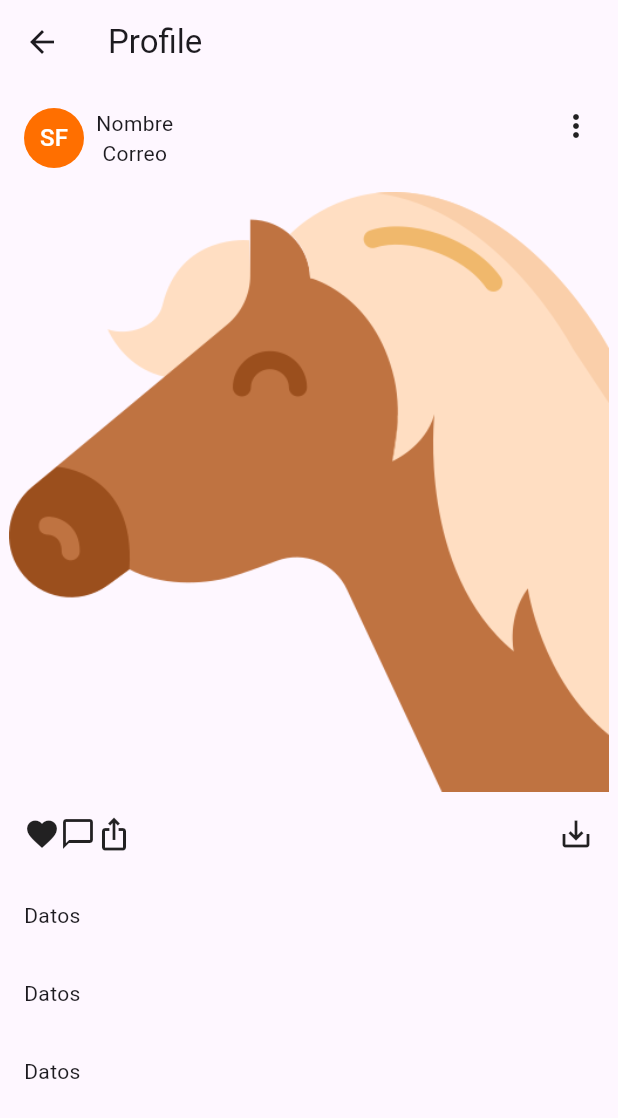
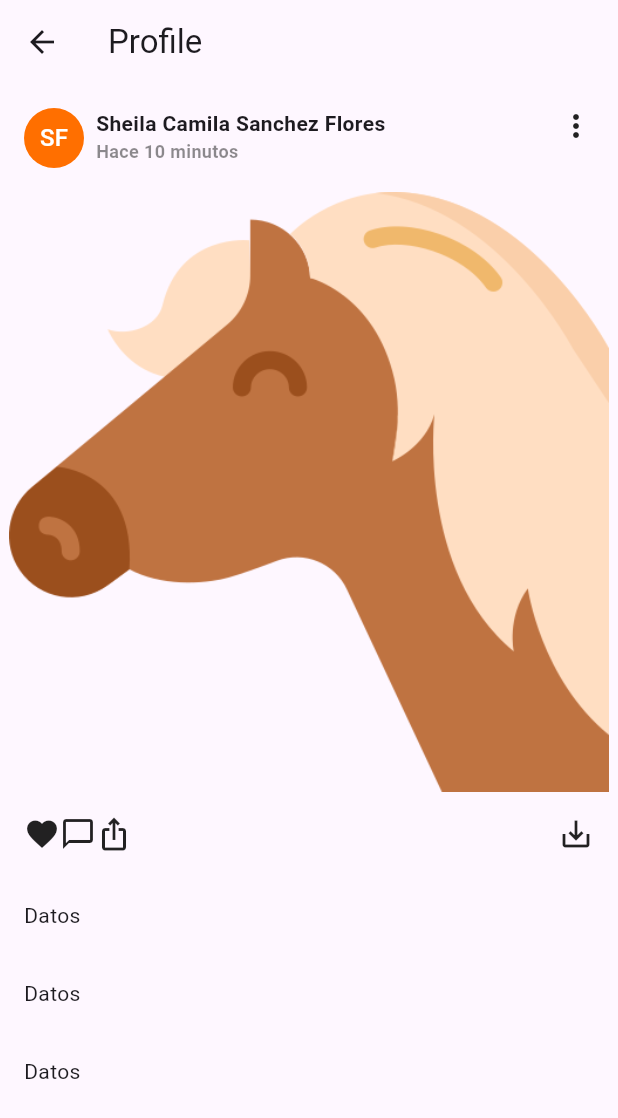
Before and after one commit to Sheila189/learning, a Flutter app: the Profile screen opened by its route, on a phone screen of 412 x 824 dp. Shown: the top 1118 px of the screen. Run offline on Flutter 3.47's test engine with Material 3 defaults, Android fonts, the phone set to English and light mode, and no system bars.

Commit message:
Actualizacion de perfil

```diff
--- a/lib/navegation/profile.dart
+++ b/lib/navegation/profile.dart
@@ -27,7 +27,10 @@ class Profile extends StatelessWidget {
                   ),
                   const SizedBox(width: 8.0,),
                   const Column(
-                    children: [Text('Nombre'), Text('Correo')],
+                    crossAxisAlignment: CrossAxisAlignment.start, // Añadido para alinear el texto
+                    children: [
+                      Text('Sheila Camila Sanchez Flores', style: TextStyle(fontSize: 14, fontWeight: FontWeight.bold),),
+                      Text('Hace 10 minutos', style: TextStyle(fontSize: 12, color: Colors.black45, fontWeight: FontWeight.bold),)],
                   ),
                   const Spacer(),
                   const Icon(Icons.more_vert)
```
